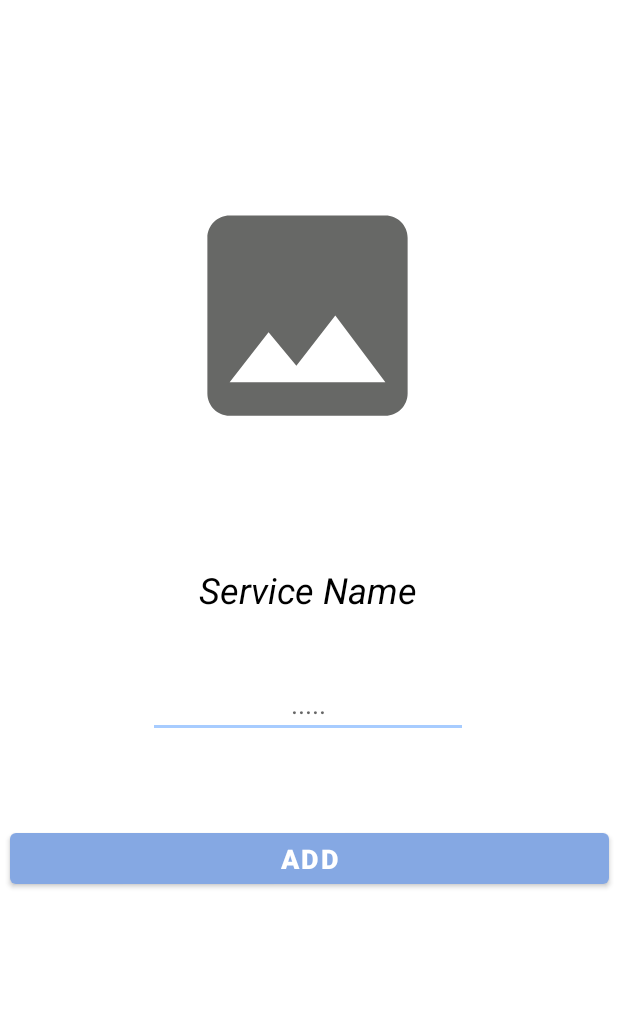
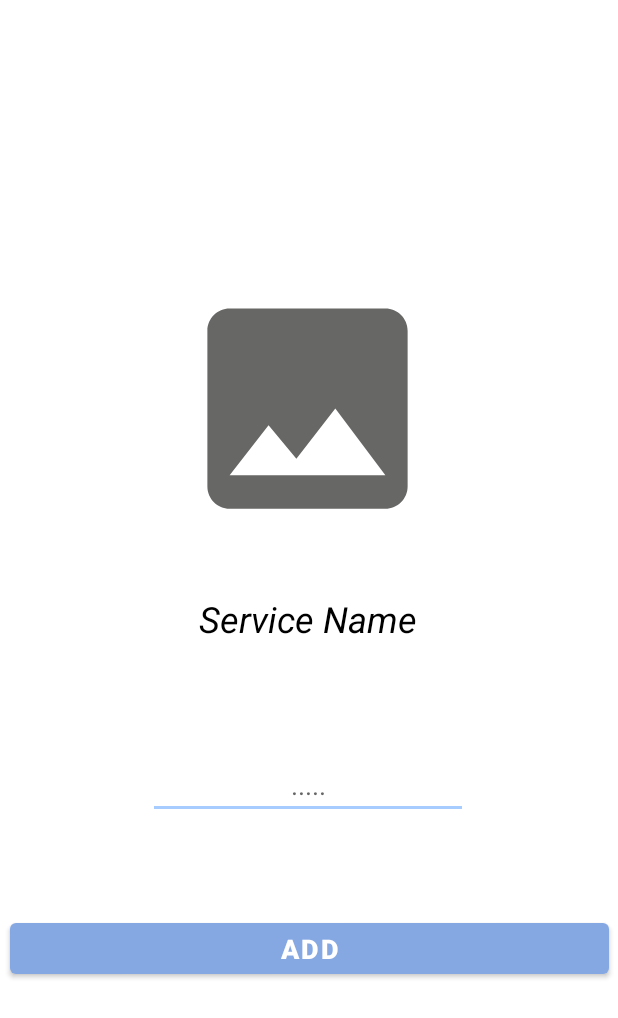
Before and after one commit to aashikmajhi/MarmatSewa, an Android app: the layout popup_fourwheeler_form.xml on its own in the app's theme, with its tools: preview values and no code run, on a phone screen of 412 x 824 dp. Shown: the top 1018 px of the screen. Run offline under Robolectric (Android 15) with nearby library versions, the phone set to English and light mode, and no system bars.

Commit message:
changes on popup form

```diff
--- a/MarmatSewa_app/app/src/main/res/layout/popup_fourwheeler_form.xml
+++ b/MarmatSewa_app/app/src/main/res/layout/popup_fourwheeler_form.xml
@@ -5,50 +5,6 @@
     android:layout_width="match_parent"
     android:layout_height="match_parent">
 
-
-    <ImageView
-        android:id="@+id/btnUploadImage"
-        android:layout_width="182dp"
-        android:layout_height="178dp"
-        app:layout_constraintBottom_toBottomOf="parent"
-        app:layout_constraintEnd_toEndOf="parent"
-        app:layout_constraintHorizontal_bias="0.497"
-        app:layout_constraintStart_toStartOf="parent"
-        app:layout_constraintTop_toTopOf="parent"
-        app:layout_constraintVertical_bias="0.188"
-        app:srcCompat="@drawable/image_add" />
-
-    <TextView
-        android:id="@+id/service"
-        android:layout_width="wrap_content"
-        android:layout_height="wrap_content"
-        android:text="Service Name"
-        android:textColor="@color/black"
-        android:textColorHighlight="@color/black"
-        android:textSize="24sp"
-        android:textStyle="italic"
-        app:layout_constraintBottom_toBottomOf="parent"
-        app:layout_constraintEnd_toEndOf="parent"
-        app:layout_constraintHorizontal_bias="0.498"
-        app:layout_constraintStart_toStartOf="parent"
-        app:layout_constraintTop_toTopOf="parent"
-        app:layout_constraintVertical_bias="0.476" />
-
-    <EditText
-        android:id="@+id/edtFourWheelServiceName"
-        android:layout_width="wrap_content"
-        android:layout_height="wrap_content"
-        android:ems="10"
-        android:hint="....."
-        android:textAlignment="center"
-        android:gravity="center_horizontal"
-        android:inputType="textPersonName"
-        app:layout_constraintBottom_toBottomOf="parent"
-        app:layout_constraintEnd_toEndOf="parent"
-        app:layout_constraintHorizontal_bias="0.497"
-        app:layout_constraintStart_toStartOf="parent"
-        app:layout_constraintTop_toTopOf="parent"
-        app:layout_constraintVertical_bias="0.574" />
 
     <Button
         android:id="@+id/btnAddService"
@@ -61,7 +17,52 @@
         app:layout_constraintEnd_toEndOf="parent"
         app:layout_constraintStart_toStartOf="parent"
         app:layout_constraintTop_toTopOf="parent"
-        app:layout_constraintVertical_bias="0.706" />
+        app:layout_constraintVertical_bias="0.783" />
+
+    <ImageView
+        android:id="@+id/btnUploadImage"
+        android:layout_width="182dp"
+        android:layout_height="178dp"
+        app:layout_constraintBottom_toTopOf="@+id/service"
+        app:layout_constraintEnd_toEndOf="parent"
+        app:layout_constraintHorizontal_bias="0.497"
+        app:layout_constraintStart_toStartOf="parent"
+        app:layout_constraintTop_toTopOf="parent"
+        app:layout_constraintVertical_bias="0.841"
+        app:srcCompat="@drawable/image_add" />
+
+    <TextView
+        android:id="@+id/service"
+        android:layout_width="wrap_content"
+        android:layout_height="wrap_content"
+        android:layout_marginTop="260dp"
+        android:text="Service Name"
+        android:textColor="@color/black"
+        android:textColorHighlight="@color/black"
+        android:textSize="24sp"
+        android:textStyle="italic"
+        app:layout_constraintBottom_toTopOf="@+id/edtFourWheelServiceName"
+        app:layout_constraintEnd_toEndOf="parent"
+        app:layout_constraintHorizontal_bias="0.498"
+        app:layout_constraintStart_toStartOf="parent"
+        app:layout_constraintTop_toTopOf="parent"
+        app:layout_constraintVertical_bias="0.655" />
+
+    <EditText
+        android:id="@+id/edtFourWheelServiceName"
+        android:layout_width="wrap_content"
+        android:layout_height="wrap_content"
+        android:ems="10"
+        android:gravity="center_horizontal"
+        android:hint="....."
+        android:inputType="textPersonName"
+        android:textAlignment="center"
+        app:layout_constraintBottom_toTopOf="@+id/btnAddService"
+        app:layout_constraintEnd_toEndOf="parent"
+        app:layout_constraintHorizontal_bias="0.497"
+        app:layout_constraintStart_toStartOf="parent"
+        app:layout_constraintTop_toTopOf="parent"
+        app:layout_constraintVertical_bias="0.888" />
 
 
 </androidx.constraintlayout.widget.ConstraintLayout>
```
